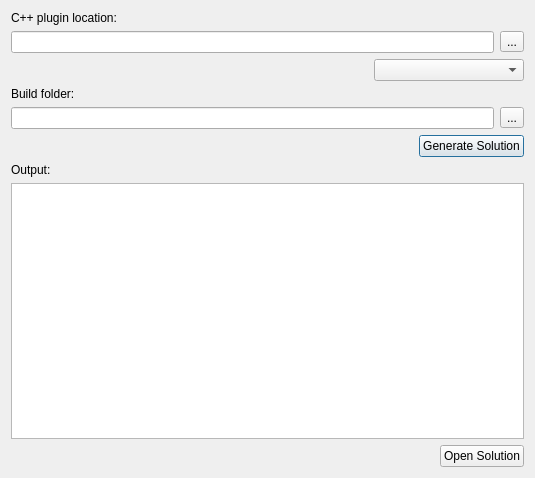
Above: Code/Editor/EditorFramework/Dialogs/CppProjectDlg.ui from ezEngine/ezEngine before the change. Below: the same form after it.
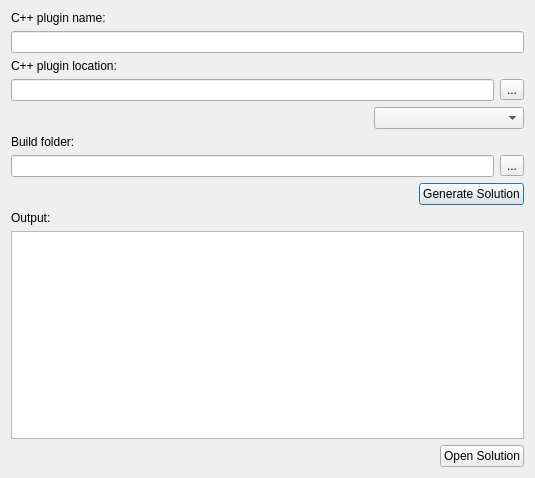
That is the form after the change. Icons and pictures are not drawn.

```diff
--- a/Code/Editor/EditorFramework/Dialogs/CppProjectDlg.ui
+++ b/Code/Editor/EditorFramework/Dialogs/CppProjectDlg.ui
@@ -18,6 +18,20 @@
     <normaloff>:/EditorFramework/Icons/VisualStudio.svg</normaloff>:/EditorFramework/Icons/VisualStudio.svg</iconset>
   </property>
   <layout class="QVBoxLayout" name="verticalLayout">
+   <item>
+    <widget class="QLabel" name="label_4">
+     <property name="text">
+      <string>C++ plugin name:</string>
+     </property>
+    </widget>
+   </item>
+   <item>
+    <widget class="QLineEdit" name="PluginName">
+     <property name="readOnly">
+      <bool>false</bool>
+     </property>
+    </widget>
+   </item>
    <item>
     <widget class="QLabel" name="label">
      <property name="text">
```
Left out of the diff: 2 changed lines with no effect on the pictures.
